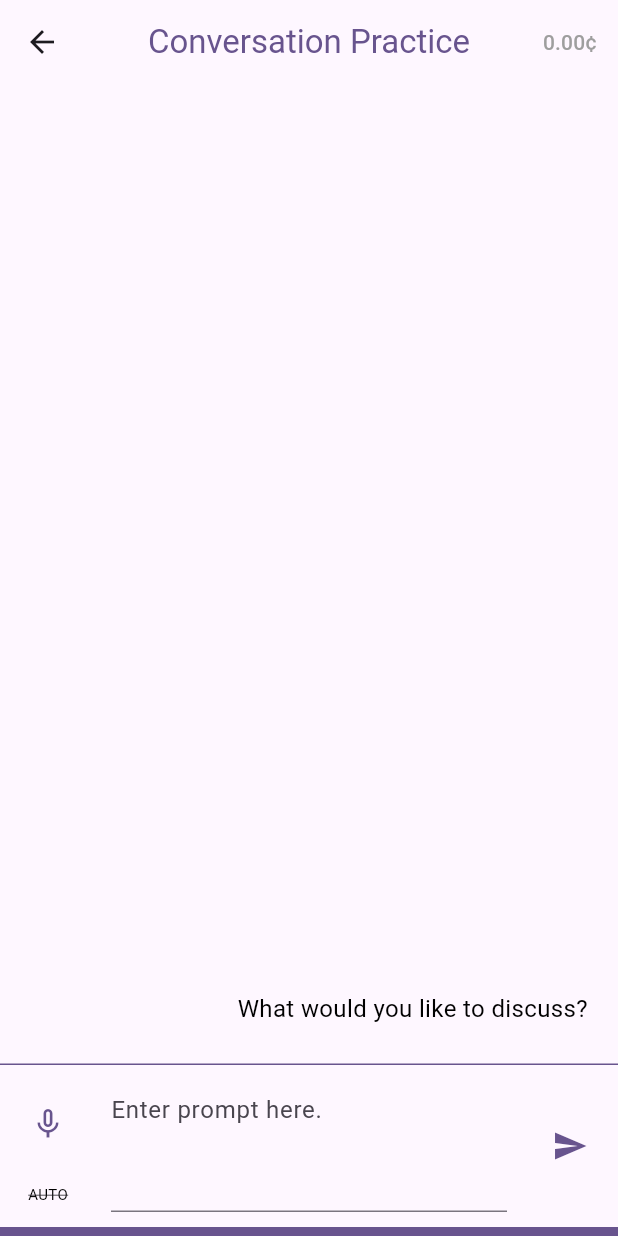
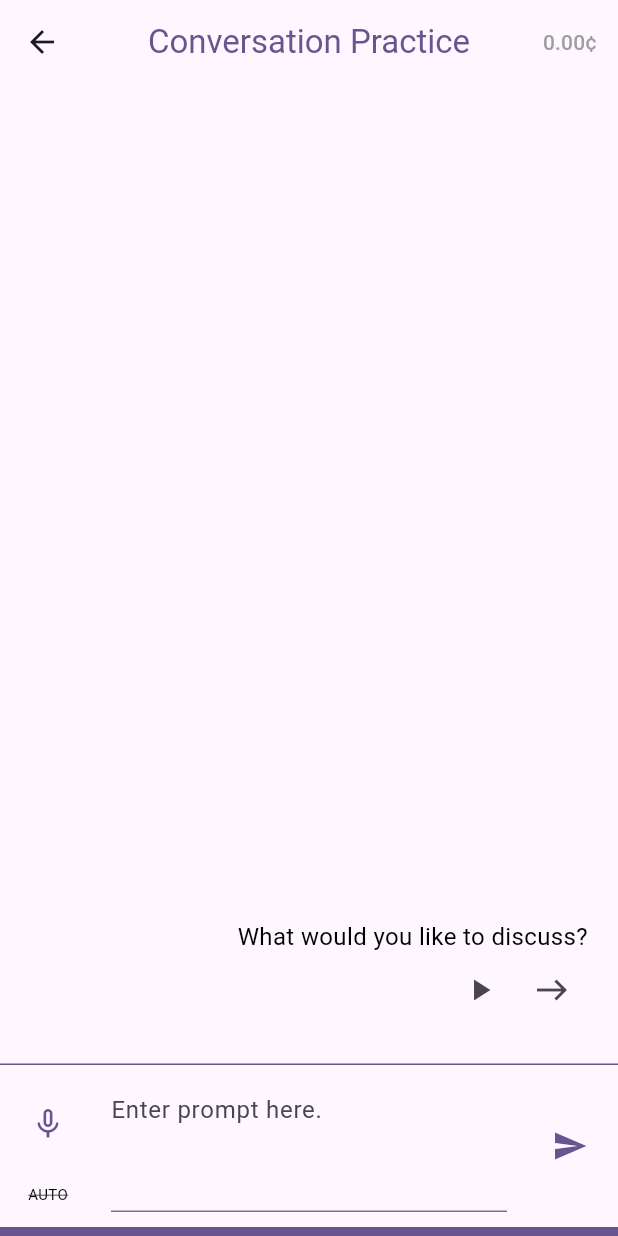
Before and after one commit to martvanburen/aiyu, a Flutter app: the LanguagePracticePage screen opened directly, on a phone screen of 412 x 824 dp. Run offline on Flutter 3.47's test engine with Material 2 defaults, Android fonts, the phone set to English and light mode, and no system bars; our stand-ins replace flutter_dotenv, just_audio, shared_preferences, speech_to_text; missing offline and left inert: aws_polly, flutter_shortcuts; accounts and stored records are empty; generated files the repository leaves out were written again.

Commit message:
Add audio & arrow buttons to conversation messages.

```diff
--- a/lib/pages/conversation_page.dart
+++ b/lib/pages/conversation_page.dart
@@ -139,12 +139,16 @@ class _LanguagePracticePageState extends State<LanguagePracticePage> {
     audioUrlFuture.then((value) => _speak(gptMessage));
   }
 
-  void _messageTapped(GPTMessage message) {
+  void _onMessageAudioButtonTapped(GPTMessage message) {
     if (message == _currentlySpeakingMessage) {
       _stopSpeaking();
     } else {
       _speak(message);
     }
+  }
+
+  void _onMessageArrowButtonTapped(GPTMessage message) {
+    // TODO(mart): Implement.
   }
 
   void _prepareAndSpeakIntroMessage() async {
@@ -192,7 +196,8 @@ class _LanguagePracticePageState extends State<LanguagePracticePage> {
               children: <Widget>[
                 ConversationDisplayWidget(
                   conversation: _conversation,
-                  onMessageTap: _messageTapped,
+                  onMessageAudioButtonTapped: _onMessageAudioButtonTapped,
+                  onMessageArrowButtonTapped: _onMessageArrowButtonTapped,
                   currentlySpeakingMessage: _currentlySpeakingMessage,
                 ),
                 LanguageInputWidget(
--- a/lib/widgets/language_practice_page/conversation_display_widget.dart
+++ b/lib/widgets/language_practice_page/conversation_display_widget.dart
@@ -3,13 +3,15 @@ import 'package:flutter/material.dart';
 
 class ConversationDisplayWidget extends StatelessWidget {
   final List<GPTMessage> conversation;
-  final Function(GPTMessage) onMessageTap;
+  final Function(GPTMessage) onMessageAudioButtonTapped;
+  final Function(GPTMessage) onMessageArrowButtonTapped;
   final GPTMessage? currentlySpeakingMessage;
 
   const ConversationDisplayWidget({
     Key? key,
     required this.conversation,
-    required this.onMessageTap,
+    required this.onMessageAudioButtonTapped,
+    required this.onMessageArrowButtonTapped,
     this.currentlySpeakingMessage,
   }) : super(key: key);
 
@@ -30,13 +32,13 @@ class ConversationDisplayWidget extends StatelessWidget {
             var msg = conversation[conversation.length - 1 - index];
             var isUser = msg.sender == GPTMessageSender.user;
             var isCurrentlySpeaking = msg == currentlySpeakingMessage;
-            return Container(
-              alignment: isUser ? Alignment.centerLeft : Alignment.centerRight,
-              child: FutureBuilder<GPTMessageContent>(
+            return FutureBuilder<GPTMessageContent>(
               future: msg.content,
               builder: (context, snapshot) {
                 if (snapshot.connectionState == ConnectionState.waiting) {
                   return Container(
+                    alignment:
+                        isUser ? Alignment.centerLeft : Alignment.centerRight,
                     padding: const EdgeInsets.all(5.0),
                     child: const SizedBox(
                         height: 15.0,
@@ -50,6 +52,18 @@ class ConversationDisplayWidget extends StatelessWidget {
                   return Text('Error: ${snapshot.error}.');
                 } else {
                   var content = snapshot.data!;
+                  if (isUser) {
+                    return Padding(
+                      padding: const EdgeInsets.only(top: 20.0, right: 15.0),
+                      child: Text(content.body,
+                          textAlign: TextAlign.left,
+                          style: TextStyle(
+                            color: theme.primaryColor,
+                            fontSize: 16,
+                            fontWeight: FontWeight.normal,
+                          )),
+                    );
+                  } else {
                     return Column(
                       crossAxisAlignment: CrossAxisAlignment.start,
                       children: <Widget>[
@@ -79,32 +93,50 @@ class ConversationDisplayWidget extends StatelessWidget {
                             ),
                           ),
                         ],
-                        Padding(
-                            padding: isUser
-                                ? const EdgeInsets.only(top: 20.0, right: 15.0)
-                                : const EdgeInsets.only(top: 20.0, left: 15.0),
+                        Container(
+                            alignment: Alignment.centerRight,
+                            padding:
+                                const EdgeInsets.only(top: 20.0, left: 15.0),
                             child: GestureDetector(
                               onTap: () {
-                                onMessageTap(msg);
+                                onMessageArrowButtonTapped(msg);
                               },
                               child: Text(content.body,
-                                  textAlign:
-                                      isUser ? TextAlign.left : TextAlign.right,
+                                  textAlign: TextAlign.right,
                                   style: TextStyle(
-                                    color: isUser
-                                        ? theme.primaryColor
-                                        : Colors.black,
+                                    color: Colors.black,
                                     fontSize: 16,
-                                    fontWeight: (isUser || isCurrentlySpeaking)
+                                    fontWeight: isCurrentlySpeaking
                                         ? FontWeight.bold
                                         : FontWeight.normal,
                                   )),
                             )),
+                        Row(
+                          mainAxisAlignment: MainAxisAlignment.end,
+                          children: [
+                            IconButton(
+                              icon: Icon(
+                                isCurrentlySpeaking
+                                    ? Icons.stop
+                                    : Icons.play_arrow,
+                              ),
+                              onPressed: () {
+                                onMessageAudioButtonTapped(msg);
+                              },
+                            ),
+                            IconButton(
+                              icon: const Icon(Icons.east),
+                              onPressed: () {
+                                onMessageArrowButtonTapped(msg);
+                              },
+                            ),
+                          ],
+                        ),
                       ],
                     );
                   }
+                }
               },
-              ),
             );
           },
         ),
```
Lines whose indentation alone changed are shown as unchanged.
